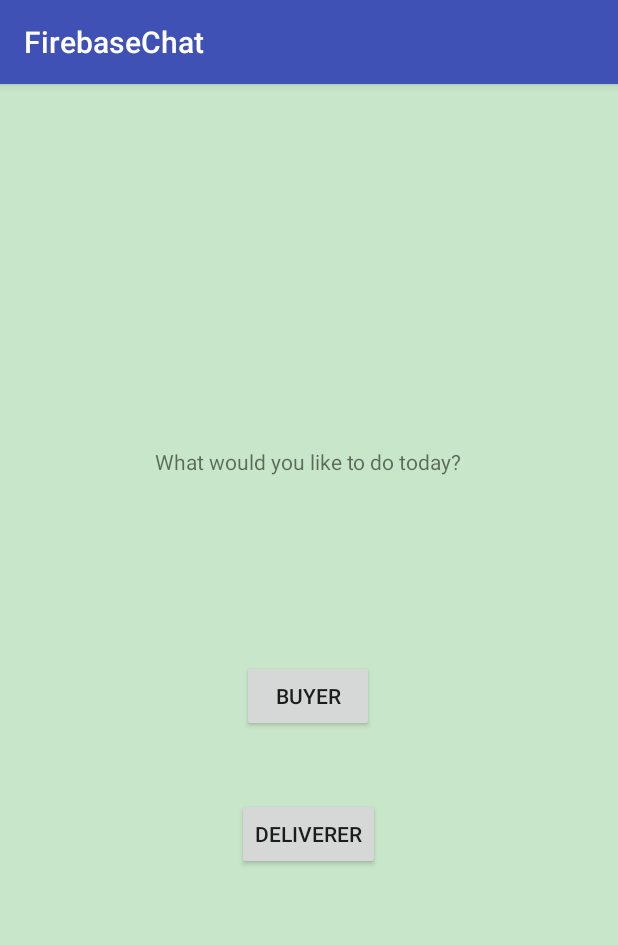
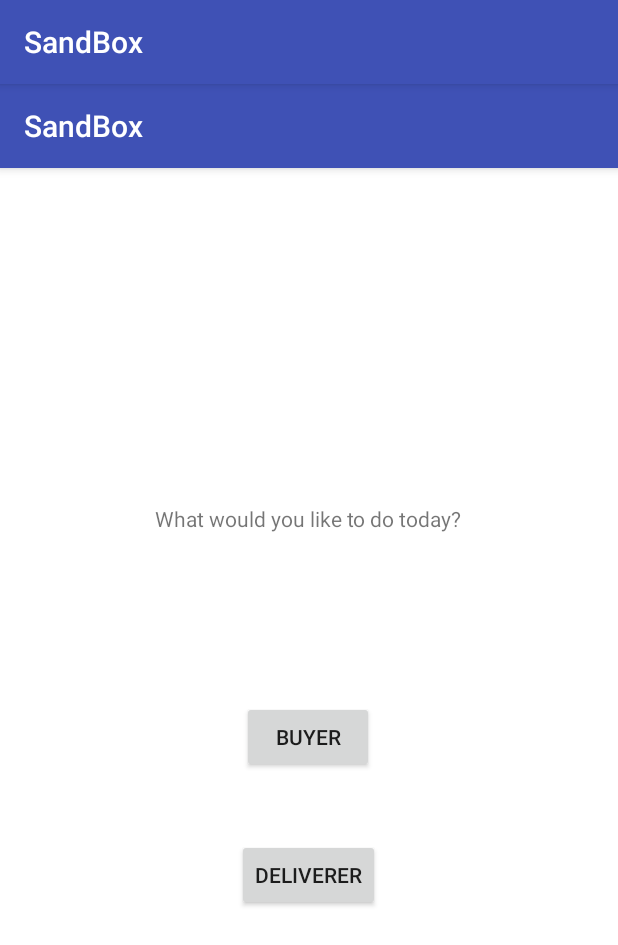
Before and after one commit to poojasnag/Sandbox, an Android app: the screen it shows after launch once a user with an empty profile is signed in (BnDActivity), on a phone screen of 412 x 824 dp. Shown: the top 945 px of the screen. Run offline under Robolectric (Android 15) with nearby library versions, the phone set to English and light mode, and no system bars; our stand-ins replace Firebase (no records; nobody signed in at launch, a user with empty details on screens opened directly); 2 statements that could not run were skipped.

Commit message:
bugs at login

```diff
--- a/app/src/main/java/com/sandbox/chat/mgr/BnDMgr.java
+++ b/app/src/main/java/com/sandbox/chat/mgr/BnDMgr.java
@@ -24,15 +24,15 @@ public class BnDMgr {
      */
 
 
-     public Buyer createBuyer(User user)
-     {
-         //TODO: Call TransactionMgr to get all the transactions
-         return new Buyer(user.getUid(), user.getEmail(), user.getFirebaseToken(), user.getRating() , new LinkedList<Transaction>());
-     }
-
-    public Deliverer createDeliverer(User user)
-    {
-        //TODO: Call TransactionMgr to get all the transactions
-        return new Deliverer(user.getUid(), user.getEmail(), user.getFirebaseToken(), user.getRating(), new LinkedList<Transaction>());
-    }
+//     public static Buyer createBuyer(User user)
+//     {
+//         //TODO: Call TransactionMgr to get all the transactions
+//         return new Buyer(user.getUid(), user.getEmail(), user.getFirebaseToken(), user.getRating() , new LinkedList<Transaction>());
+//     }
+//
+//    public static Deliverer createDeliverer(User user)
+//    {
+//        //TODO: Call TransactionMgr to get all the transactions
+//        return new Deliverer(user.getUid(), user.getEmail(), user.getFirebaseToken(), user.getRating(), new LinkedList<Transaction>());
+//    }
 }
--- a/app/src/main/java/com/sandbox/chat/mgr/PendingOrdersMgr.java
+++ b/app/src/main/java/com/sandbox/chat/mgr/PendingOrdersMgr.java
@@ -1,3 +1,4 @@
+
 package com.sandbox.chat.mgr;
 
 import com.sandbox.chat.models.Transaction;
--- a/app/src/main/java/com/sandbox/chat/ui/activities/BnDActivity.java
+++ b/app/src/main/java/com/sandbox/chat/ui/activities/BnDActivity.java
@@ -8,10 +8,14 @@ import android.widget.Button;
 import android.widget.Toast;
 
 import androidx.appcompat.app.AppCompatActivity;
+import androidx.appcompat.widget.Toolbar;
+import androidx.fragment.app.FragmentTransaction;
 
 import com.sandbox.chat.R;
 import com.sandbox.chat.mgr.BnDMgr;
 import com.sandbox.chat.models.User;
+import com.sandbox.chat.ui.fragments.BnDFragment;
+import com.sandbox.chat.ui.fragments.LoginFragment;
 
 /**
  * Displays the Buyer and Deliverer selection interface
@@ -19,6 +23,7 @@ import com.sandbox.chat.models.User;
 
 public class BnDActivity extends AppCompatActivity {
     BnDMgr bndController ;
+    private Toolbar mToolbar;
     /**
      * Displays the interface from another activity class
      * @param context the Context of the activity that called this method
@@ -53,39 +58,23 @@ public class BnDActivity extends AppCompatActivity {
         bndController = new BnDMgr();
         super.onCreate(savedInstanceState);
         setContentView(R.layout.activity_bn_d);
-
-// TODO: Link the buttons on bottom nav bar with activities
-        Button buyer_button = findViewById(R.id.bnd_button_buyer);
-        Button deliverer_button = findViewById(R.id.bnd_button_deliverer);
-
-        buyer_button.setOnClickListener(new View.OnClickListener() {
-            @Override
-            public void onClick(View view) {
-
-                onBuyerSelect(view.getContext());
-            }
-        });
-        deliverer_button.setOnClickListener(new View.OnClickListener() {
-            @Override
-            public void onClick(View view)
-            {
-                onDelivererSelect(view.getContext());
-            }
-        });
-
+        bindViews();
+        init();
+    }
+    private void bindViews() {
+        mToolbar = (Toolbar) findViewById(R.id.toolbar);
     }
 
-    private void onDelivererSelect(Context context) {
-        Intent intent = new Intent(context, EaterySelectionMapActivity.class);
-        intent.putExtra("user", bndController.createDeliverer((User) getIntent().getSerializableExtra("user")));
-        startActivity(intent);
-    }
+    private void init() {
+        // set the toolbar
+        setSupportActionBar(mToolbar);
 
-    public void onBuyerSelect(Context context){
-        Intent intent = new Intent(context, EaterySelectionMapActivity.class);
-        intent.putExtra("user", bndController.createBuyer((User) getIntent().getSerializableExtra("user")));
-        Toast.makeText(BnDActivity.this, "im in buyerselect", Toast.LENGTH_SHORT).show();
-        startActivity(intent);
+        // set the screen fragment
+        FragmentTransaction fragmentTransaction = getSupportFragmentManager().beginTransaction();
+        fragmentTransaction.replace(R.id.frame_layout_content_bnd,
+                BnDFragment.newInstance(),
+                BnDFragment.class.getSimpleName());
+        fragmentTransaction.commit();
     }
 
 
--- a/app/src/main/java/com/sandbox/chat/ui/activities/LoginActivity.java
+++ b/app/src/main/java/com/sandbox/chat/ui/activities/LoginActivity.java
@@ -5,7 +5,7 @@ import android.content.Intent;
 import android.os.Bundle;
 import androidx.fragment.app.FragmentTransaction;
 import androidx.appcompat.app.AppCompatActivity;
-import 	androidx.appcompat.widget.Toolbar;
+import androidx.appcompat.widget.Toolbar;
 
 import com.sandbox.chat.R;
 import com.sandbox.chat.ui.fragments.LoginFragment;
--- /dev/null
+++ b/app/src/main/java/com/sandbox/chat/ui/contract/BnDContract.java
@@ -0,0 +1,18 @@
+package com.sandbox.chat.ui.contract;
+
+import android.content.Context;
+
+public interface BnDContract {
+
+    interface View {
+        void onBuyerSelect(Context context);
+        void onDelivererSelect(Context context);
+    }
+    interface Presenter {
+//        void addRoleToDB();
+    }
+    interface onBnDListener {
+        void onBuyerSuccess();
+        void onDelivererSuccess();
+    }
+}
--- /dev/null
+++ b/app/src/main/java/com/sandbox/chat/ui/fragments/BnDFragment.java
@@ -0,0 +1,130 @@
+package com.sandbox.chat.ui.fragments;
+
+import android.app.ProgressDialog;
+import android.content.Context;
+import android.content.Intent;
+import android.os.Bundle;
+import android.view.LayoutInflater;
+import android.view.View;
+import android.view.ViewGroup;
+import android.widget.Button;
+import android.widget.Toast;
+
+import androidx.annotation.Nullable;
+import androidx.fragment.app.Fragment;
+
+import com.sandbox.chat.R;
+import com.sandbox.chat.mgr.BnDContract;
+import com.sandbox.chat.mgr.BnDMgr;
+import com.sandbox.chat.models.User;
+import com.sandbox.chat.ui.activities.BnDActivity;
+import com.sandbox.chat.ui.activities.EaterySelectionMapActivity;
+import com.sandbox.chat.ui.presenter.BnDPresenter;
+import com.sandbox.chat.models.User;
+
+public class BnDFragment extends Fragment implements View.OnClickListener, BnDContract.View {
+    private BnDPresenter mBnDPresenter;
+    private Button buyer_button, deliverer_button;
+    private ProgressDialog mProgressDialog;
+    BnDPresenter bndController ;
+
+    public static BnDFragment newInstance() {
+        Bundle args = new Bundle();
+        BnDFragment fragment = new BnDFragment();
+        fragment.setArguments(args);
+        return fragment;
+    }
+
+    @Nullable
+    @Override
+    public View onCreateView(LayoutInflater inflater, @Nullable ViewGroup container, @Nullable Bundle savedInstanceState) {
+        View fragmentView = inflater.inflate(R.layout.fragment_bn_d, container, false);
+        bindViews(fragmentView);
+        return fragmentView;
+    }
+
+    private void bindViews(View view) {
+        buyer_button = (Button) view.findViewById(R.id.bnd_button_buyer);
+        deliverer_button = (Button) view.findViewById(R.id.bnd_button_deliverer);
+    }
+
+    @Override
+    public void onActivityCreated(@Nullable Bundle savedInstanceState) {
+        super.onActivityCreated(savedInstanceState);
+        init();
+    }
+
+    private void init() {
+        mBnDPresenter = new BnDPresenter((com.sandbox.chat.ui.contract.BnDContract.View) this);
+
+        mProgressDialog = new ProgressDialog(getActivity());
+        mProgressDialog.setTitle(getString(R.string.loading));
+        mProgressDialog.setMessage(getString(R.string.please_wait));
+        mProgressDialog.setIndeterminate(true);
+
+        buyer_button.setOnClickListener(this);
+        deliverer_button.setOnClickListener(this);
+    }
+
+    @Override
+    public void onClick(View view) {
+        int viewId = view.getId();
+
+        switch (viewId) {
+            case R.id.bnd_button_buyer:
+                onBuyerSelect(view.getContext());
+                break;
+            case R.id.bnd_button_deliverer:
+                onDelivererSelect(view.getContext());
+                break;
+        }
+    }
+    private void onDelivererSelect(Context context) {
+        bndController = new BnDPresenter();
+        mProgressDialog.dismiss();
+        Intent intent = new Intent(context, EaterySelectionMapActivity.class);
+        intent.putExtra("user", bndController.createDeliverer((User) getActivity().getIntent().getSerializableExtra("user")));
+        Toast.makeText(getContext(), "You have selected DELIVERER", Toast.LENGTH_SHORT).show();
+        startActivity(intent);
+    }
+
+    public void onBuyerSelect(Context context){
+        bndController = new BnDPresenter();
+        mProgressDialog.dismiss();
+        Intent intent = new Intent(context, EaterySelectionMapActivity.class);
+        intent.putExtra("user", bndController.createBuyer((User) getActivity().getIntent().getSerializableExtra("user")));
+        Toast.makeText(getContext(), "You have selected BUYER", Toast.LENGTH_SHORT).show();
+        startActivity(intent);
+    }
+}
+
+
+
+//        buyer_button.setOnClickListener(new View.OnClickListener() {
+//        @Override
+//        public void onClick(View view) {
+//
+//            onBuyerSelect(view.getContext());
+//        }
+//    });
+//        deliverer_button.setOnClickListener(new View.OnClickListener() {
+//        @Override
+//        public void onClick(View view)
+//        {
+//            onDelivererSelect(view.getContext());
+//        }
+//    });
+//    private void onDelivererSelect(Context context) {
+//        mProgressDialog.dismiss();
+//        Intent intent = new Intent(context, EaterySelectionMapActivity.class);
+//        intent.putExtra("user", BnDMgr.createDeliverer((User) getIntent().getSerializableExtra("user")));
+//        startActivity(intent);
+//    }
+//
+//    public void onBuyerSelect(Context context){
+//        mProgressDialog.dismiss();
+//        Intent intent = new Intent(context, EaterySelectionMapActivity.class);
+//        intent.putExtra("user", BnDMgr.createBuyer((User) getIntent().getSerializableExtra("user")));
+//        Toast.makeText(getContext(), "im in buyerselect", Toast.LENGTH_SHORT).show();
+//        startActivity(intent);
+//    }
--- /dev/null
+++ b/app/src/main/java/com/sandbox/chat/ui/presenter/BnDPresenter.java
@@ -0,0 +1,51 @@
+package com.sandbox.chat.ui.presenter;
+
+import com.sandbox.chat.core.login.LoginContract;
+import com.sandbox.chat.core.login.LoginInteractor;
+import com.sandbox.chat.models.Buyer;
+import com.sandbox.chat.models.Deliverer;
+import com.sandbox.chat.models.Transaction;
+import com.sandbox.chat.models.User;
+import com.sandbox.chat.ui.activities.BnDActivity;
+import com.sandbox.chat.ui.contract.BnDContract;
+import com.sandbox.chat.ui.fragments.BnDFragment;
+
+import java.util.LinkedList;
+
+public class BnDPresenter implements BnDContract.Presenter, BnDContract.onBnDListener{
+
+    private BnDContract.View mbndView;
+//    private bndInteractor mLoginInteractor;
+
+    public BnDPresenter(){}
+    public BnDPresenter(BnDContract.View bndView) {
+        this.mbndView = bndView;
+//        mLoginInteractor = new LoginInteractor(this);
+    }
+
+//    public void addRoleToDB {
+//        bndInteractor.xxxx
+//    }
+
+    @Override
+    public void onBuyerSuccess() {
+        mbndView.onBuyerSelect(new BnDFragment().getContext());
+    }
+
+    @Override
+    public void onDelivererSuccess() {
+        mbndView.onDelivererSelect(new BnDFragment().getContext());
+    }
+
+    public static Buyer createBuyer(User user)
+    {
+        //TODO: Call TransactionMgr to get all the transactions
+        return new Buyer(user.getUid(), user.getEmail(), user.getFirebaseToken(), user.getRating() , new LinkedList<Transaction>());
+    }
+
+    public static Deliverer createDeliverer(User user)
+    {
+        //TODO: Call TransactionMgr to get all the transactions
+        return new Deliverer(user.getUid(), user.getEmail(), user.getFirebaseToken(), user.getRating(), new LinkedList<Transaction>());
+    }
+}
--- a/app/src/main/res/layout/activity_bn_d.xml
+++ b/app/src/main/res/layout/activity_bn_d.xml
@@ -1,46 +1,31 @@
 <?xml version="1.0" encoding="utf-8"?>
-<androidx.constraintlayout.widget.ConstraintLayout xmlns:android="http://schemas.android.com/apk/res/android"
+<androidx.coordinatorlayout.widget.CoordinatorLayout xmlns:android="http://schemas.android.com/apk/res/android"
     xmlns:app="http://schemas.android.com/apk/res-auto"
     xmlns:tools="http://schemas.android.com/tools"
     android:layout_width="match_parent"
     android:layout_height="match_parent"
-    tools:context=".ui.activities.BnDActivity">
+    android:fitsSystemWindows="true"
+    tools:context="com.sandbox.chat.ui.activities.BnDActivity">
 
-    <TextView
-        android:id="@+id/bnd_header"
-        android:layout_width="wrap_content"
+    <com.google.android.material.appbar.AppBarLayout
+        android:layout_width="match_parent"
         android:layout_height="wrap_content"
-        android:text="@string/BnD_text"
-        app:layout_constraintBottom_toBottomOf="parent"
-        app:layout_constraintEnd_toEndOf="parent"
-        app:layout_constraintHorizontal_bias="0.498"
-        app:layout_constraintStart_toStartOf="parent"
-        app:layout_constraintTop_toTopOf="parent"
-        app:layout_constraintVertical_bias="0.323" />
+        android:theme="@style/AppTheme.AppBarOverlay">
 
-    <Button
-        android:id="@+id/bnd_button_buyer"
-        android:layout_width="wrap_content"
-        android:layout_height="wrap_content"
-        android:text="@string/buyer_button"
-        app:layout_constraintBottom_toBottomOf="parent"
-        app:layout_constraintEnd_toEndOf="parent"
-        app:layout_constraintHorizontal_bias="0.498"
-        app:layout_constraintStart_toStartOf="parent"
-        app:layout_constraintTop_toBottomOf="@+id/bnd_header"
-        app:layout_constraintVertical_bias="0.267" />
+        <androidx.appcompat.widget.Toolbar
+            android:id="@+id/toolbar"
+            android:layout_width="match_parent"
+            android:layout_height="?attr/actionBarSize"
+            android:background="?attr/colorPrimary"
+            app:popupTheme="@style/AppTheme.PopupOverlay"
+            app:title="@string/app_name" />
 
-    <Button
-        android:id="@+id/bnd_button_deliverer"
-        android:layout_width="wrap_content"
-        android:layout_height="wrap_content"
-        android:layout_marginTop="44dp"
-        android:text="@string/deliverer_button"
-        app:layout_constraintBottom_toBottomOf="parent"
-        app:layout_constraintEnd_toEndOf="parent"
-        app:layout_constraintHorizontal_bias="0.498"
-        app:layout_constraintStart_toStartOf="parent"
-        app:layout_constraintTop_toBottomOf="@+id/bnd_button_buyer"
-        app:layout_constraintVertical_bias="0.0" />
+    </com.google.android.material.appbar.AppBarLayout>
 
-</androidx.constraintlayout.widget.ConstraintLayout>
+    <FrameLayout
+        android:id="@+id/frame_layout_content_bnd"
+        android:layout_width="match_parent"
+        android:layout_height="match_parent"
+        app:layout_behavior="@string/appbar_scrolling_view_behavior" />
+
+</androidx.coordinatorlayout.widget.CoordinatorLayout>
--- /dev/null
+++ b/app/src/main/res/layout/fragment_bn_d.xml
@@ -0,0 +1,46 @@
+<?xml version="1.0" encoding="utf-8"?>
+<androidx.constraintlayout.widget.ConstraintLayout xmlns:android="http://schemas.android.com/apk/res/android"
+    xmlns:app="http://schemas.android.com/apk/res-auto"
+    xmlns:tools="http://schemas.android.com/tools"
+    android:layout_width="match_parent"
+    android:layout_height="match_parent"
+    tools:context="com.sandbox.chat.ui.activities.BnDActivity">
+
+    <TextView
+        android:id="@+id/bnd_header"
+        android:layout_width="wrap_content"
+        android:layout_height="wrap_content"
+        android:text="@string/BnD_text"
+        app:layout_constraintBottom_toBottomOf="parent"
+        app:layout_constraintEnd_toEndOf="parent"
+        app:layout_constraintHorizontal_bias="0.498"
+        app:layout_constraintStart_toStartOf="parent"
+        app:layout_constraintTop_toTopOf="parent"
+        app:layout_constraintVertical_bias="0.323" />
+
+    <Button
+        android:id="@+id/bnd_button_buyer"
+        android:layout_width="wrap_content"
+        android:layout_height="wrap_content"
+        android:text="@string/buyer_button"
+        app:layout_constraintBottom_toBottomOf="parent"
+        app:layout_constraintEnd_toEndOf="parent"
+        app:layout_constraintHorizontal_bias="0.498"
+        app:layout_constraintStart_toStartOf="parent"
+        app:layout_constraintTop_toBottomOf="@+id/bnd_header"
+        app:layout_constraintVertical_bias="0.267" />
+
+    <Button
+        android:id="@+id/bnd_button_deliverer"
+        android:layout_width="wrap_content"
+        android:layout_height="wrap_content"
+        android:layout_marginTop="44dp"
+        android:text="@string/deliverer_button"
+        app:layout_constraintBottom_toBottomOf="parent"
+        app:layout_constraintEnd_toEndOf="parent"
+        app:layout_constraintHorizontal_bias="0.498"
+        app:layout_constraintStart_toStartOf="parent"
+        app:layout_constraintTop_toBottomOf="@+id/bnd_button_buyer"
+        app:layout_constraintVertical_bias="0.0" />
+
+</androidx.constraintlayout.widget.ConstraintLayout>
--- a/app/src/main/res/values/colors.xml
+++ b/app/src/main/res/values/colors.xml
@@ -2,7 +2,7 @@
 <resources>
     <color name="colorPrimary">#3F51B5</color>
     <color name="colorPrimaryDark">#303F9F</color>
-    <color name="colorAccent">#FF4081</color>
+    <color name="colorAccent">#80D8FF</color>
     <color name="colorAccent2">#b8b8b8</color>
     <color name="red_50">#FFEBEE</color>
     <color name="red_100">#FFCDD2</color>
--- a/app/src/main/res/values/strings.xml
+++ b/app/src/main/res/values/strings.xml
@@ -1,5 +1,5 @@
 <resources>
-    <string name="app_name">FirebaseChat</string>
+    <string name="app_name">SandBox</string>
     <string name="action_settings">Settings</string>
     <string name="email">Email Id</string>
     <string name="password">Password</string>
--- a/app/src/main/res/values/styles.xml
+++ b/app/src/main/res/values/styles.xml
@@ -6,7 +6,7 @@
         <item name="colorPrimary">@color/colorPrimary</item>
         <item name="colorPrimaryDark">@color/colorPrimaryDark</item>
         <item name="colorAccent">@color/colorAccent</item>
-        <item name="android:windowBackground">@color/green_100</item>
+        <item name="android:windowBackground">@color/white</item>
     </style>
 
     <style name="AppTheme.NoActionBar">
```
